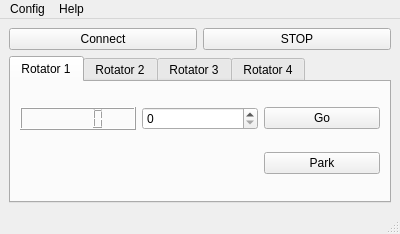
Above: mainwindow.ui from PianetaRadio/CatRotator before the change. Below: the same form after it.
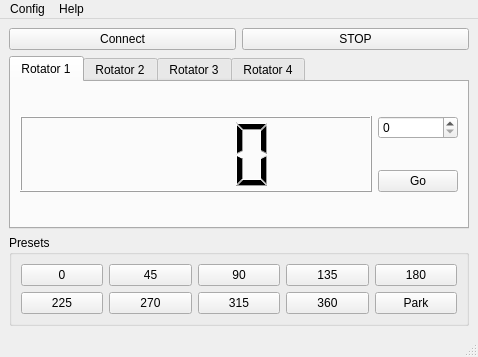
That is the form after the change. The open tabs and pages were chosen to show the change.

Diff of the .ui file:
```diff
--- a/mainwindow.ui
+++ b/mainwindow.ui
@@ -6,10 +6,16 @@
    <rect>
     <x>0</x>
     <y>0</y>
-    <width>400</width>
-    <height>234</height>
+    <width>478</width>
+    <height>357</height>
    </rect>
   </property>
+  <property name="sizePolicy">
+   <sizepolicy hsizetype="Preferred" vsizetype="Preferred">
+    <horstretch>0</horstretch>
+    <verstretch>0</verstretch>
+   </sizepolicy>
+  </property>
   <property name="windowTitle">
    <string>CatRotator</string>
   </property>
@@ -25,6 +31,85 @@
       </property>
      </widget>
     </item>
+    <item row="4" column="0" colspan="2">
+     <widget class="QGroupBox" name="groupBox_presets">
+      <property name="title">
+       <string>Presets</string>
+      </property>
+      <layout class="QGridLayout" name="gridLayout_4">
+       <item row="1" column="2">
+        <widget class="QPushButton" name="pushButton_p8">
+         <property name="text">
+          <string>315</string>
+         </property>
+        </widget>
+       </item>
+       <item row="0" column="1">
+        <widget class="QPushButton" name="pushButton_p2">
+         <property name="text">
+          <string>45</string>
+         </property>
+        </widget>
+       </item>
+       <item row="1" column="0">
+        <widget class="QPushButton" name="pushButton_p6">
+         <property name="text">
+          <string>225</string>
+         </property>
+        </widget>
+       </item>
+       <item row="0" column="2">
+        <widget class="QPushButton" name="pushButton_p3">
+         <property name="text">
+          <string>90</string>
+         </property>
+        </widget>
+       </item>
+       <item row="1" column="4">
+        <widget class="QPushButton" name="pushButton_park">
+         <property name="text">
+          <string>Park</string>
+         </property>
+        </widget>
+       </item>
+       <item row="1" column="1">
+        <widget class="QPushButton" name="pushButton_p7">
+         <property name="text">
+          <string>270</string>
+         </property>
+        </widget>
+       </item>
+       <item row="0" column="0">
+        <widget class="QPushButton" name="pushButton_p1">
+         <property name="text">
+          <string>0</string>
+         </property>
+        </widget>
+       </item>
+       <item row="0" column="4">
+        <widget class="QPushButton" name="pushButton_p5">
+         <property name="text">
+          <string>180</string>
+         </property>
+        </widget>
+       </item>
+       <item row="0" column="3">
+        <widget class="QPushButton" name="pushButton_p4">
+         <property name="text">
+          <string>135</string>
+         </property>
+        </widget>
+       </item>
+       <item row="1" column="3">
+        <widget class="QPushButton" name="pushButton_p9">
+         <property name="text">
+          <string>360</string>
+         </property>
+        </widget>
+       </item>
+      </layout>
+     </widget>
+    </item>
     <item row="3" column="0" colspan="2">
      <widget class="QTabWidget" name="tabWidget_rotator">
       <property name="enabled">
@@ -37,28 +122,28 @@
        <attribute name="title">
         <string>Rotator 1</string>
        </attribute>
-       <layout class="QGridLayout" name="gridLayout_2">
-        <item row="0" column="4">
-         <widget class="QPushButton" name="pushButton_go">
-          <property name="text">
-           <string>Go</string>
-          </property>
-         </widget>
-        </item>
+       <layout class="QGridLayout" name="gridLayout_2" columnstretch="1,0" columnminimumwidth="0,0">
         <item row="0" column="1">
          <widget class="QSpinBox" name="spinBox_posAz">
+          <property name="alignment">
+           <set>Qt::AlignBottom|Qt::AlignLeading|Qt::AlignLeft</set>
+          </property>
           <property name="maximum">
            <number>450</number>
           </property>
          </widget>
         </item>
-        <item row="0" column="0">
-         <widget class="QLCDNumber" name="lcdNumber_posAz"/>
-        </item>
-        <item row="1" column="4">
-         <widget class="QPushButton" name="pushButton_park">
+        <item row="1" column="1">
+         <widget class="QPushButton" name="pushButton_go">
           <property name="text">
-           <string>Park</string>
+           <string>Go</string>
+          </property>
+         </widget>
+        </item>
+        <item row="0" column="0" rowspan="2">
+         <widget class="QLCDNumber" name="lcdNumber_posAz">
+          <property name="digitCount">
+           <number>4</number>
           </property>
          </widget>
         </item>
@@ -121,7 +206,7 @@
     <rect>
      <x>0</x>
      <y>0</y>
-     <width>400</width>
+     <width>478</width>
      <height>25</height>
     </rect>
    </property>
```
Left out of the diff: 33 changed lines with no effect on the pictures.
